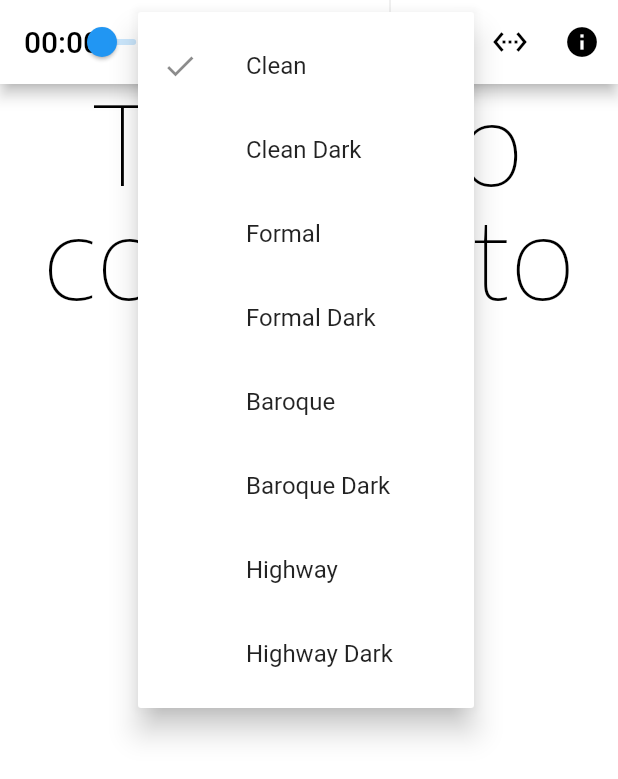
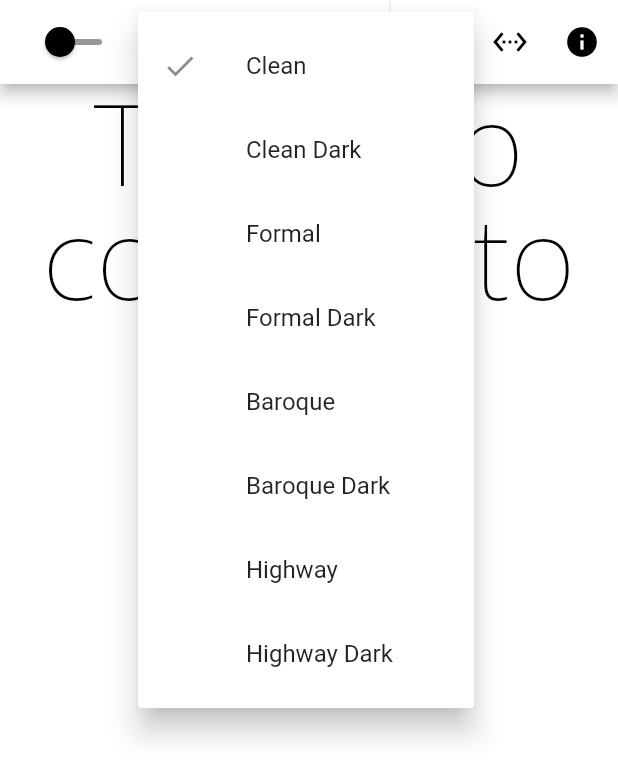
Before and after one commit to joatca/mpd-display, a Flutter app: the screen it shows after launch, after a tap on the "text format" icon, on a phone screen of 412 x 824 dp. Shown: the top 779 px of the screen. Run offline on Flutter 3.47's test engine with Material 2 defaults, Android fonts, the phone set to English and light mode, and no system bars; our stand-ins replace package_info_plus, shared_preferences, wakelock.

Commit message:
remove the play time indicator - it can't be read at a distance and maybe we can add a popup or toast during drags instead; theme the progress slider to the same colour as the text

```diff
--- a/lib/info_widget.dart
+++ b/lib/info_widget.dart
@@ -49,7 +49,6 @@ class InfoWidget extends StatefulWidget {
 
 class _InfoWidgetState extends State<InfoWidget> with WidgetsBindingObserver {
   var _state = InfoState();
-  final _playTimeFormat = NumberFormat("00", "en_US");
   late Stream<Info> infoStream;
   StreamSubscription<Info>? subscription;
   int currentScroll = 0;
@@ -92,7 +91,7 @@ class _InfoWidgetState extends State<InfoWidget> with WidgetsBindingObserver {
     print("okGo");
     infoStream = widget.mpd.infoStream();
     startListening();
-    ticker = Timer.periodic(Duration(milliseconds: 200), tickScroll);
+    ticker = Timer.periodic(const Duration(seconds: 1), tickScroll);
   }
 
   void stopThat() {
@@ -172,7 +171,6 @@ class _InfoWidgetState extends State<InfoWidget> with WidgetsBindingObserver {
     var bar = AppBar(
       title: Row(
         children: [
-          playTime(),
           Expanded(
             child: Slider(
                 onChangeStart: (startVal) {
@@ -195,7 +193,8 @@ class _InfoWidgetState extends State<InfoWidget> with WidgetsBindingObserver {
                   widget.mpd.sendCommand("seekcur ${_state.virtualElapsed}");
                 },
                 value: _state.virtualElapsed,
-                max: _state.info.duration),
+                max: _state.info.duration,
+              ),
           ),
         ],
       ),
@@ -218,13 +217,6 @@ class _InfoWidgetState extends State<InfoWidget> with WidgetsBindingObserver {
     );
   }
 
-  Widget playTime() {
-    final elapsedSeconds = (_state.virtualElapsed.toInt());
-    return Text(
-      "${_playTimeFormat.format(elapsedSeconds ~/ 60)}:${_playTimeFormat.format(elapsedSeconds % 60)}"
-    );
-  }
-
   void tickScroll(Timer timer) async {
     if (_state.sliderUpdateEnabled && _state.info.state == PlayState.playing) {
       setState(() {
@@ -242,9 +234,12 @@ class _InfoWidgetState extends State<InfoWidget> with WidgetsBindingObserver {
       });
     }
     if (_state.info.subInfos.isNotEmpty) {
-      currentScroll =
-          (_state.info.elapsed.round() ~/ 5) % _state.info.subInfos.length;
+      final wantedScroll = (_state.virtualElapsed ~/ 5)
+          .remainder(_state.info.subInfos.length);
+      if (wantedScroll != currentScroll) {
+        currentScroll = wantedScroll;
         scrollTo(currentScroll);
+      }
     }
   }
 
--- a/lib/main_page.dart
+++ b/lib/main_page.dart
@@ -32,7 +32,6 @@ class MainPage extends StatefulWidget {
 }
 
 class _MainPageState extends State<MainPage> {
-
   var mpd = MPDClient();
 
   _MainPageState() {
@@ -64,11 +63,18 @@ class _MainPageState extends State<MainPage> {
             backgroundColor: themeInfo?.bgColor,
             foregroundColor: themeInfo?.titleColor,
           );
+      var sliderColor = themeInfo?.titleColor;
+      var sliderTheme = Theme.of(context).sliderTheme.copyWith(
+            activeTrackColor: sliderColor?.withOpacity(0.8),
+            thumbColor: sliderColor,
+            inactiveTrackColor: sliderColor?.withOpacity(0.4),
+          );
       var theme = Theme.of(context).copyWith(
         textTheme: textTheme,
         scaffoldBackgroundColor: themeInfo?.bgColor,
         iconTheme: iconTheme,
         appBarTheme: appbarTheme,
+        sliderTheme: sliderTheme,
       );
       return Theme(
         data: theme,
```
Lines whose indentation alone changed are shown as unchanged.
